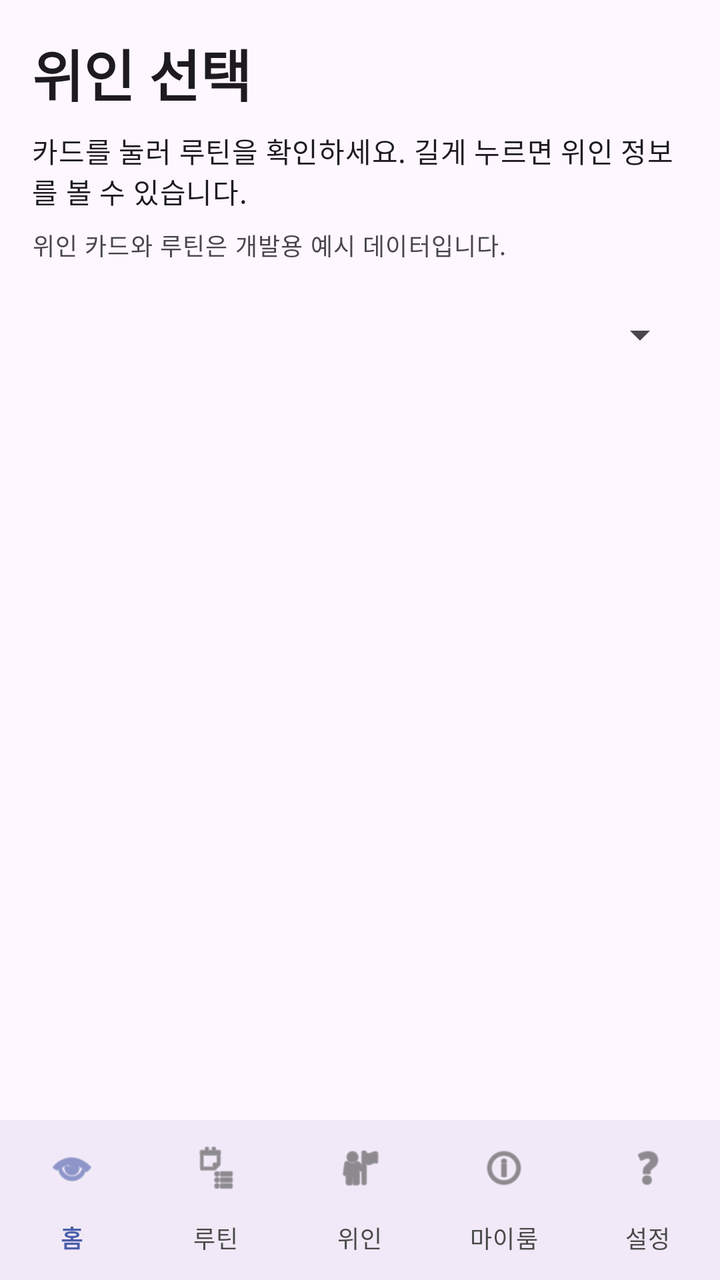
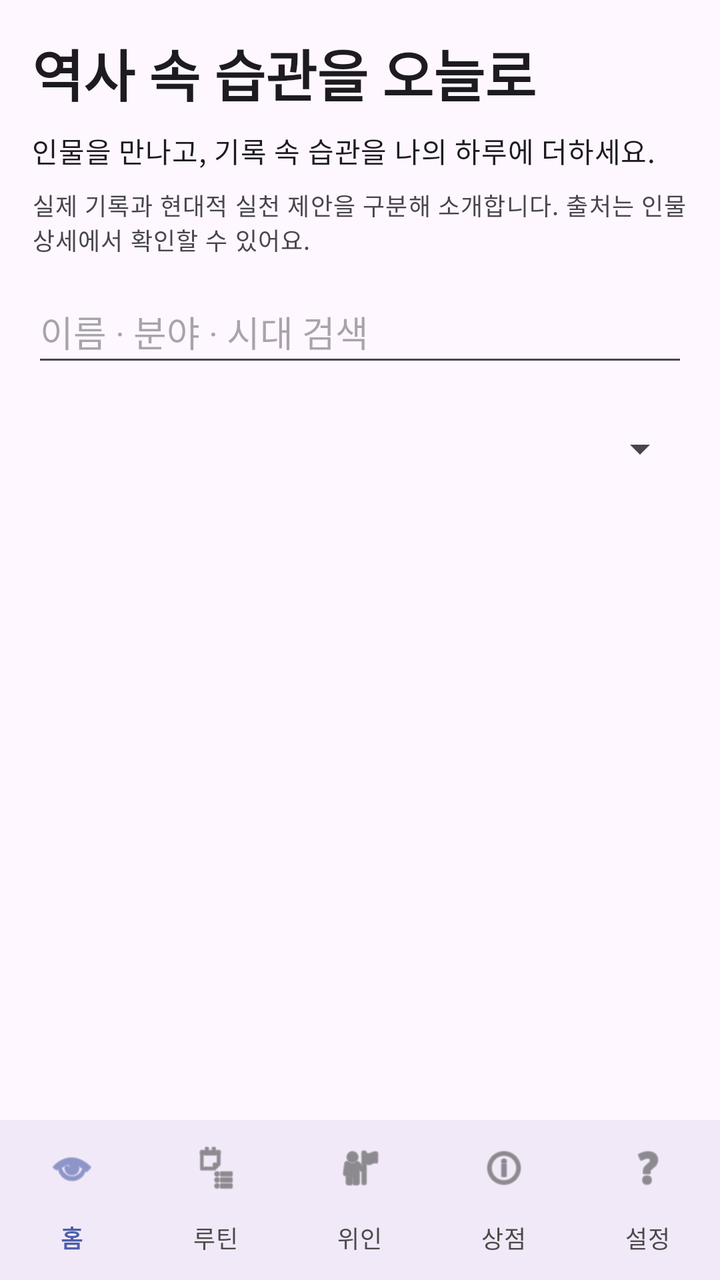

Compare the two renders of this Android layout. The source of the first and the diff that turns it into the second are given below.
<!-- AndroidManifest.xml: application theme Theme.AndroidApp -->
<!-- res/layout/activity_character_select.xml -->
<?xml version="1.0" encoding="utf-8"?>
<LinearLayout xmlns:android="http://schemas.android.com/apk/res/android"
    android:layout_width="match_parent"
    android:layout_height="match_parent"
    android:orientation="vertical">

    <LinearLayout
        android:layout_width="match_parent"
        android:layout_height="0dp"
        android:layout_weight="1"
        android:orientation="vertical"
        android:padding="16dp">

        <TextView
            android:layout_width="match_parent"
            android:layout_height="wrap_content"
            android:text="@string/hero_select_title"
            android:textAppearance="?attr/textAppearanceHeadlineMedium"
            android:textStyle="bold" />

        <TextView
            android:layout_width="match_parent"
            android:layout_height="wrap_content"
            android:layout_marginTop="8dp"
            android:text="@string/hero_select_description"
            android:textAppearance="?attr/textAppearanceBodyMedium" />

        <TextView
            android:layout_width="match_parent"
            android:layout_height="wrap_content"
            android:layout_marginTop="8dp"
            android:text="@string/hero_sample_notice"
            android:textAppearance="?attr/textAppearanceBodySmall" />

        <Spinner
            android:id="@+id/fieldSpinner"
            android:layout_width="match_parent"
            android:layout_height="wrap_content"
            android:layout_marginTop="12dp"
            android:contentDescription="@string/hero_field_prompt"
            android:minHeight="48dp"
            android:prompt="@string/hero_field_prompt" />

        <FrameLayout
            android:layout_width="match_parent"
            android:layout_height="0dp"
            android:layout_marginTop="8dp"
            android:layout_weight="1">

            <androidx.recyclerview.widget.RecyclerView
                android:id="@+id/heroRecyclerView"
                android:layout_width="match_parent"
                android:layout_height="match_parent"
                android:clipToPadding="false"
                android:paddingBottom="8dp" />

            <TextView
                android:id="@+id/heroEmptyState"
                android:layout_width="match_parent"
                android:layout_height="match_parent"
                android:gravity="center"
                android:text="@string/hero_empty_state"
                android:textAppearance="?attr/textAppearanceBodyLarge"
                android:visibility="gone" />
        </FrameLayout>
    </LinearLayout>

    <include layout="@layout/layout_bottom_nav" />
</LinearLayout>
<!-- res/layout/layout_bottom_nav.xml (included above) -->
<?xml version="1.0" encoding="utf-8"?>
<com.google.android.material.bottomnavigation.BottomNavigationView
    xmlns:android="http://schemas.android.com/apk/res/android"
    xmlns:app="http://schemas.android.com/apk/res-auto"
    android:id="@+id/bottomNavigationView"
    android:layout_width="match_parent"
    android:layout_height="wrap_content"
    android:layout_gravity="bottom"
    android:background="?attr/colorSurface"
    app:itemIconTint="@color/nav_item_color"
    app:itemTextColor="@color/nav_item_color"
    app:labelVisibilityMode="labeled"
    app:menu="@menu/bottom_nav_menu" />
<!-- resources referenced by this layout -->
<resources>
  <string name="hero_empty_state">이 분야에는 등록된 위인이 없습니다.</string>
  <string name="hero_field_prompt">위인 분야</string>
  <string name="hero_sample_notice">위인 카드와 루틴은 개발용 예시 데이터입니다.</string>
  <string name="hero_select_description">카드를 눌러 루틴을 확인하세요. 길게 누르면 위인 정보를 볼 수 있습니다.</string>
  <string name="hero_select_title">위인 선택</string>
  <style name="Theme.AndroidApp" parent="Base.Theme.AndroidApp" />
  <style name="Base.Theme.AndroidApp" parent="Theme.Material3.DayNight.NoActionBar">
          
          
      </style>
</resources>

<!-- the commit's change to res/layout/activity_character_select.xml (unified diff, before → after) -->
@@ -29,8 +29,31 @@
             android:layout_width="match_parent"
             android:layout_height="wrap_content"
             android:layout_marginTop="8dp"
-            android:text="@string/hero_sample_notice"
+            android:text="@string/hero_history_notice"
             android:textAppearance="?attr/textAppearanceBodySmall" />
+
+        <EditText
+            android:id="@+id/heroSearch"
+            android:layout_width="match_parent"
+            android:layout_height="wrap_content"
+            android:layout_marginTop="12dp"
+            android:hint="@string/hero_search_hint"
+            android:inputType="text"
+            android:maxLines="1"
+            android:imeOptions="actionDone"
+            android:minHeight="48dp"
+            android:importantForAutofill="no" />
+
+        <TextView
+            android:id="@+id/heroAlarmStatus"
+            android:layout_width="match_parent"
+            android:layout_height="wrap_content"
+            android:layout_marginTop="8dp"
+            android:accessibilityLiveRegion="polite"
+            android:text="@string/hero_alarm_restore_error"
+            android:textAppearance="?attr/textAppearanceBodySmall"
+            android:textColor="?attr/colorError"
+            android:visibility="gone" />
 
         <Spinner
             android:id="@+id/fieldSpinner"
@@ -40,6 +63,14 @@
             android:contentDescription="@string/hero_field_prompt"
             android:minHeight="48dp"
             android:prompt="@string/hero_field_prompt" />
+
+        <TextView
+            android:id="@+id/heroResultCount"
+            android:layout_width="match_parent"
+            android:layout_height="wrap_content"
+            android:layout_marginTop="4dp"
+            android:textAppearance="?attr/textAppearanceLabelMedium"
+            android:accessibilityLiveRegion="polite" />
 
         <FrameLayout
             android:layout_width="match_parent"
<!-- resource entries referenced after the edit -->
@@ -1,10 +1,12 @@
 <!-- resources referenced by this layout -->
 <resources>
-  <string name="hero_empty_state">이 분야에는 등록된 위인이 없습니다.</string>
+  <string name="hero_alarm_restore_error">알림 예약을 복원하지 못했습니다. 설정에서 알림 상태를 확인하고 다시 앱을 열어주세요.</string>
+  <string name="hero_empty_state">검색 조건에 맞는 인물이 없습니다. 다른 이름이나 분야로 찾아보세요.</string>
   <string name="hero_field_prompt">위인 분야</string>
-  <string name="hero_sample_notice">위인 카드와 루틴은 개발용 예시 데이터입니다.</string>
-  <string name="hero_select_description">카드를 눌러 루틴을 확인하세요. 길게 누르면 위인 정보를 볼 수 있습니다.</string>
-  <string name="hero_select_title">위인 선택</string>
+  <string name="hero_history_notice">실제 기록과 현대적 실천 제안을 구분해 소개합니다. 출처는 인물 상세에서 확인할 수 있어요.</string>
+  <string name="hero_search_hint">이름 · 분야 · 시대 검색</string>
+  <string name="hero_select_description">인물을 만나고, 기록 속 습관을 나의 하루에 더하세요.</string>
+  <string name="hero_select_title">역사 속 습관을 오늘로</string>
   <style name="Theme.AndroidApp" parent="Base.Theme.AndroidApp" />
   <style name="Base.Theme.AndroidApp" parent="Theme.Material3.DayNight.NoActionBar">
           
